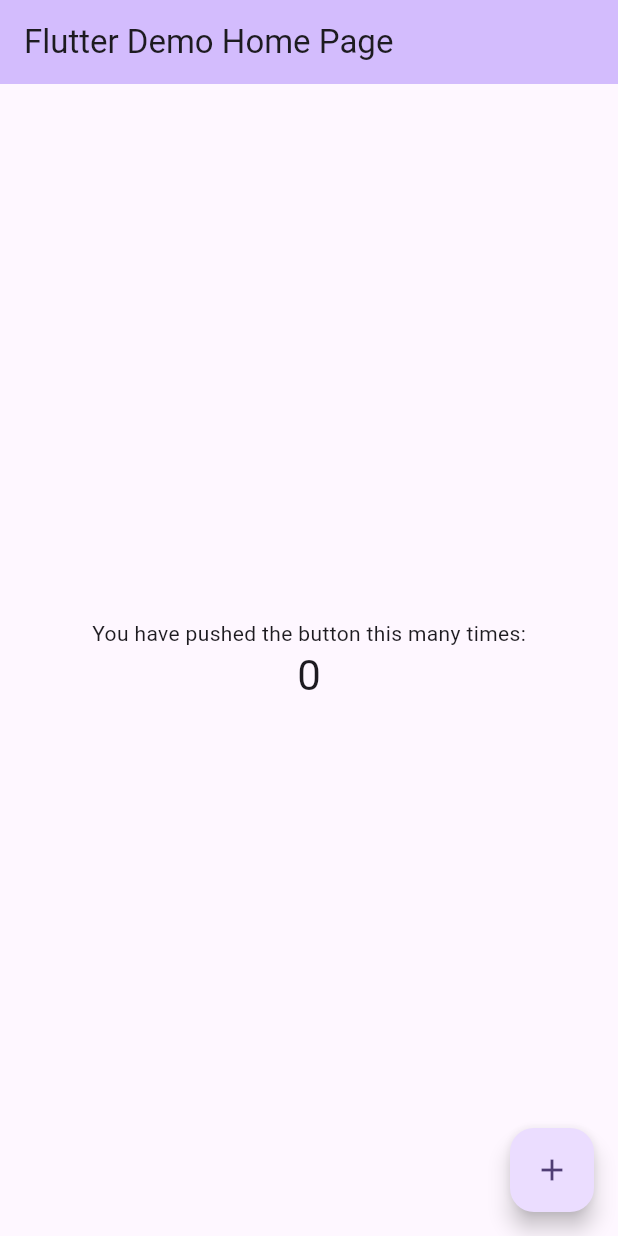
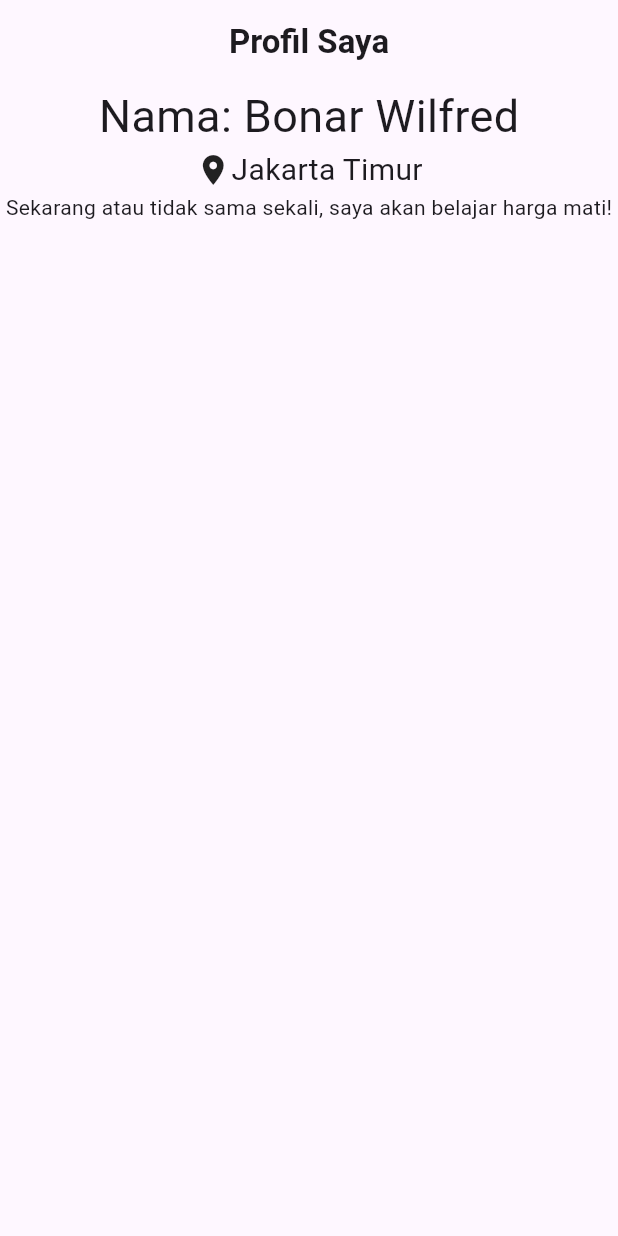
Before and after one commit to bonarwilfredproject/belajar_flutter_ppkd, a Flutter app: the screen it shows after launch, on a phone screen of 412 x 824 dp. Run offline on Flutter 3.47's test engine with Material 3 defaults, Android fonts, the phone set to English and light mode, and no system bars.

Commit message:
Tugas 1 Flutter

```diff
--- a/lib/main.dart
+++ b/lib/main.dart
@@ -1,3 +1,5 @@
+import 'package:belajar_flutter_ppkd/day_5/scaffold.dart';
+import 'package:belajar_flutter_ppkd/tugas_1/tugas_1.dart';
 import 'package:flutter/material.dart';
 
 void main() {
@@ -30,93 +32,7 @@ class MyApp extends StatelessWidget {
         // tested with just a hot reload.
         colorScheme: .fromSeed(seedColor: Colors.deepPurple),
       ),
-      home: const MyHomePage(title: 'Flutter Demo Home Page'),
+      home: Tugas1Flutter(),
     );
   }
 }
-
-class MyHomePage extends StatefulWidget {
-  const MyHomePage({super.key, required this.title});
-
-  // This widget is the home page of your application. It is stateful, meaning
-  // that it has a State object (defined below) that contains fields that affect
-  // how it looks.
-
-  // This class is the configuration for the state. It holds the values (in this
-  // case the title) provided by the parent (in this case the App widget) and
-  // used by the build method of the State. Fields in a Widget subclass are
-  // always marked "final".
-
-  final String title;
-
-  @override
-  State<MyHomePage> createState() => _MyHomePageState();
-}
-
-class _MyHomePageState extends State<MyHomePage> {
-  int _counter = 0;
-
-  void _incrementCounter() {
-    setState(() {
-      // This call to setState tells the Flutter framework that something has
-      // changed in this State, which causes it to rerun the build method below
-      // so that the display can reflect the updated values. If we changed
-      // _counter without calling setState(), then the build method would not be
-      // called again, and so nothing would appear to happen.
-      _counter++;
-    });
-  }
-
-  @override
-  Widget build(BuildContext context) {
-    // This method is rerun every time setState is called, for instance as done
-    // by the _incrementCounter method above.
-    //
-    // The Flutter framework has been optimized to make rerunning build methods
-    // fast, so that you can just rebuild anything that needs updating rather
-    // than having to individually change instances of widgets.
-    return Scaffold(
-      appBar: AppBar(
-        // TRY THIS: Try changing the color here to a specific color (to
-        // Colors.amber, perhaps?) and trigger a hot reload to see the AppBar
-        // change color while the other colors stay the same.
-        backgroundColor: Theme.of(context).colorScheme.inversePrimary,
-        // Here we take the value from the MyHomePage object that was created by
-        // the App.build method, and use it to set our appbar title.
-        title: Text(widget.title),
-      ),
-      body: Center(
-        // Center is a layout widget. It takes a single child and positions it
-        // in the middle of the parent.
-        child: Column(
-          // Column is also a layout widget. It takes a list of children and
-          // arranges them vertically. By default, it sizes itself to fit its
-          // children horizontally, and tries to be as tall as its parent.
-          //
-          // Column has various properties to control how it sizes itself and
-          // how it positions its children. Here we use mainAxisAlignment to
-          // center the children vertically; the main axis here is the vertical
-          // axis because Columns are vertical (the cross axis would be
-          // horizontal).
-          //
-          // TRY THIS: Invoke "debug painting" (choose the "Toggle Debug Paint"
-          // action in the IDE, or press "p" in the console), to see the
-          // wireframe for each widget.
-          mainAxisAlignment: .center,
-          children: [
-            const Text('You have pushed the button this many times:'),
-            Text(
-              '$_counter',
-              style: Theme.of(context).textTheme.headlineMedium,
-            ),
-          ],
-        ),
-      ),
-      floatingActionButton: FloatingActionButton(
-        onPressed: _incrementCounter,
-        tooltip: 'Increment',
-        child: const Icon(Icons.add),
-      ),
-    );
-  }
-}
--- /dev/null
+++ b/lib/tugas_1/tugas_1.dart
@@ -0,0 +1,34 @@
+import 'package:flutter/material.dart';
+
+class Tugas1Flutter extends StatelessWidget {
+  const Tugas1Flutter({super.key});
+
+  @override
+  Widget build(BuildContext context) {
+    return Scaffold(
+      body: Column(
+        crossAxisAlignment: CrossAxisAlignment.center,
+        children: [
+          Text("Nama: Bonar Wilfred", style: TextStyle(fontSize: 30)),
+          Row(
+            mainAxisAlignment: MainAxisAlignment.center,
+            children: [
+              Icon(Icons.location_on),
+              Text("Jakarta Timur", style: TextStyle(fontSize: 20)),
+            ],
+          ),
+          Text(
+            "Sekarang atau tidak sama sekali, saya akan belajar harga mati!",
+          ),
+        ],
+      ),
+      appBar: AppBar(
+        centerTitle: true,
+        title: Text(
+          "Profil Saya",
+          style: TextStyle(fontWeight: FontWeight.bold),
+        ),
+      ),
+    );
+  }
+}
```
Also changed, not shown: lib/day_5/scaffold.dart (added, +38 -0 lines).
